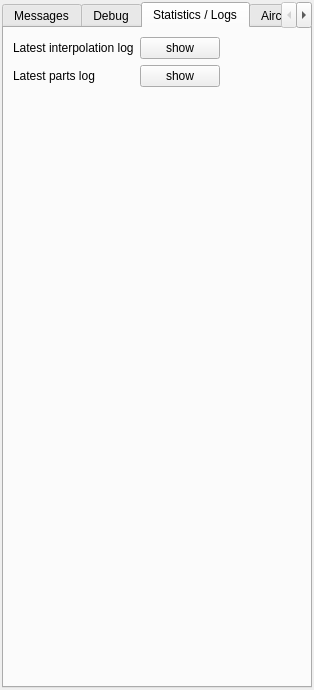
Before: the Qt Designer form src/blackgui/components/internalscomponent.ui in swift-project/pilotclient, drawn with Qt 5.
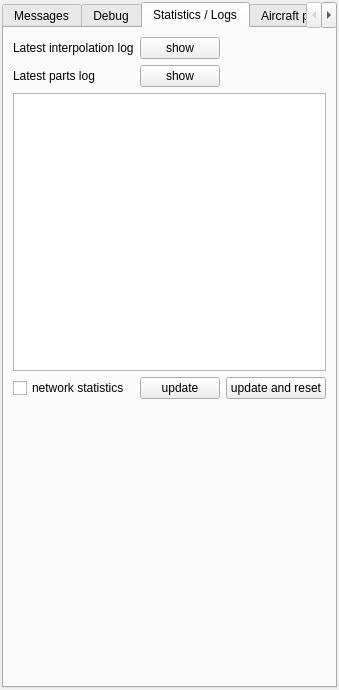
After: the same form once the commit is applied. The open tabs and pages were chosen to show the change. Icons and pictures are not drawn. Custom widgets are drawn as their Qt base class.

Commit message: Ref T698, display network statistics in UI (internals)

What changed in the file:
```diff
--- a/src/blackgui/components/internalscomponent.ui
+++ b/src/blackgui/components/internalscomponent.ui
@@ -324,7 +324,7 @@
         </widget>
        </item>
        <item>
-        <spacer name="verticalSpacer">
+        <spacer name="vs_Debug">
          <property name="orientation">
           <enum>Qt::Vertical</enum>
          </property>
@@ -343,13 +343,6 @@
        <string>Statistics / Logs</string>
       </attribute>
       <layout class="QGridLayout" name="gl_Statistics" columnstretch="0,0,0">
-       <item row="0" column="1">
-        <widget class="QPushButton" name="pb_LatestInterpolationLog">
-         <property name="text">
-          <string>show</string>
-         </property>
-        </widget>
-       </item>
        <item row="1" column="1">
         <widget class="QPushButton" name="pb_LatestPartsLog">
          <property name="text">
@@ -364,10 +357,10 @@
          </property>
         </widget>
        </item>
-       <item row="0" column="0">
-        <widget class="QLabel" name="lbl_LatestInterpolationLog">
+       <item row="0" column="1">
+        <widget class="QPushButton" name="pb_LatestInterpolationLog">
          <property name="text">
-          <string>Latest interpolation log</string>
+          <string>show</string>
          </property>
         </widget>
        </item>
@@ -384,7 +377,14 @@
          </property>
         </spacer>
        </item>
-       <item row="2" column="0">
+       <item row="0" column="0">
+        <widget class="QLabel" name="lbl_LatestInterpolationLog">
+         <property name="text">
+          <string>Latest interpolation log</string>
+         </property>
+        </widget>
+       </item>
+       <item row="4" column="0">
         <spacer name="vs_Statistics">
          <property name="orientation">
           <enum>Qt::Vertical</enum>
@@ -397,6 +397,30 @@
          </property>
         </spacer>
        </item>
+       <item row="2" column="0" colspan="3">
+        <widget class="QPlainTextEdit" name="pte_NetworkCalls"/>
+       </item>
+       <item row="3" column="2">
+        <widget class="QPushButton" name="pb_NetworkUpdateAndReset">
+         <property name="text">
+          <string>update and reset</string>
+         </property>
+        </widget>
+       </item>
+       <item row="3" column="1">
+        <widget class="QPushButton" name="pb_NetworkUpdate">
+         <property name="text">
+          <string>update</string>
+         </property>
+        </widget>
+       </item>
+       <item row="3" column="0">
+        <widget class="QCheckBox" name="cb_NetworkStatistics">
+         <property name="text">
+          <string>network statistics</string>
+         </property>
+        </widget>
+       </item>
       </layout>
      </widget>
      <widget class="QWidget" name="tb_AircraftParts">
```
Left out of the diff: 10 changed lines with no effect on the pictures. The commit also changes 2 other files.
